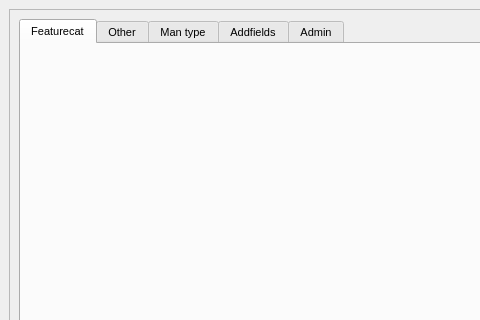
Old version of the form ui/api_config.ui in the repository Giswater/giswater_qgis_plugin; both pictures show x 0 to 480 and y 0 to 320 of the 692 by 545 pixel window.
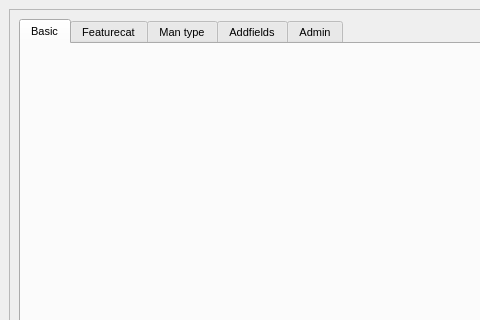
New version of the form.

```diff
--- a/ui/api_config.ui
+++ b/ui/api_config.ui
@@ -56,8 +56,8 @@
         <rect>
          <x>0</x>
          <y>0</y>
-         <width>668</width>
-         <height>484</height>
+         <width>672</width>
+         <height>494</height>
         </rect>
        </property>
        <layout class="QGridLayout" name="gridLayout_3">
@@ -88,7 +88,20 @@
           <property name="currentIndex">
            <number>0</number>
           </property>
-          <widget class="QWidget" name="tab_3">
+          <widget class="QWidget" name="tab_basic">
+           <attribute name="title">
+            <string>Basic</string>
+           </attribute>
+           <layout class="QHBoxLayout" name="horizontalLayout_6">
+            <item>
+             <layout class="QGridLayout" name="page1_layout1"/>
+            </item>
+            <item>
+             <layout class="QGridLayout" name="page1_layout2"/>
+            </item>
+           </layout>
+          </widget>
+          <widget class="QWidget" name="tab_featurecat">
            <attribute name="title">
             <string>Featurecat</string>
            </attribute>
@@ -101,20 +114,7 @@
             </item>
            </layout>
           </widget>
-          <widget class="QWidget" name="tab1_2">
-           <attribute name="title">
-            <string>Other</string>
-           </attribute>
-           <layout class="QHBoxLayout" name="horizontalLayout_6">
-            <item>
-             <layout class="QGridLayout" name="page1_layout1"/>
-            </item>
-            <item>
-             <layout class="QGridLayout" name="page1_layout2"/>
-            </item>
-           </layout>
-          </widget>
-          <widget class="QWidget" name="tab">
+          <widget class="QWidget" name="tab_mantype">
            <attribute name="title">
             <string>Man type</string>
            </attribute>
```
Left out of the diff: 4 changed lines with no effect on the pictures.
